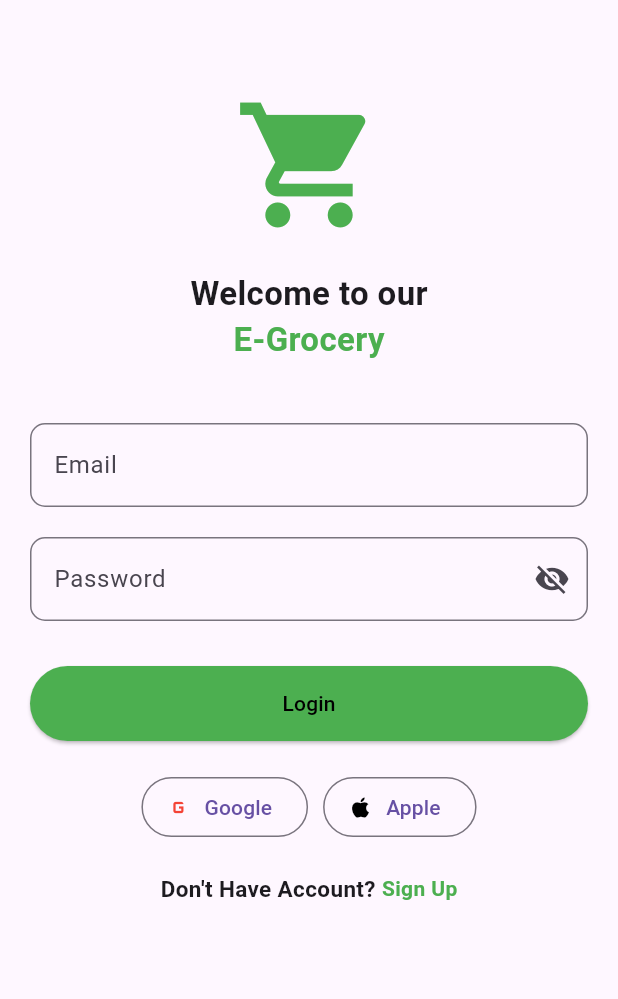
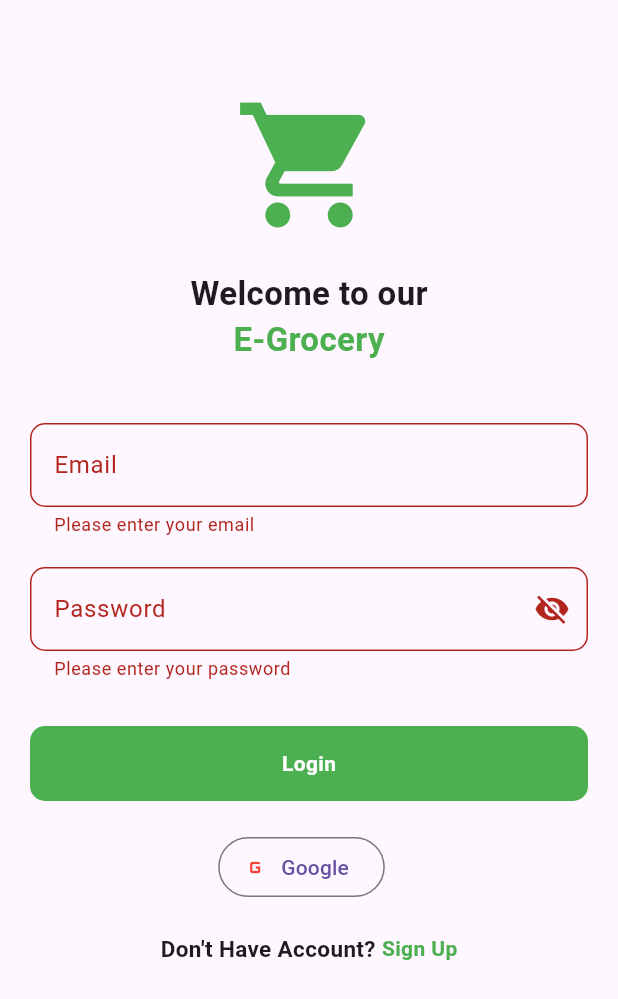
Before and after one commit to janaelmorshedy20/Smart-Grocery-Mobile-App, a Flutter app: the LoginScreen2 screen opened by its route, after a tap on "Login", on a phone screen of 412 x 824 dp. Shown: the top 999 px of the screen. Run offline on Flutter 3.47's test engine with Material 3 defaults, Android fonts, the phone set to English and light mode, and no system bars; our stand-ins replace firebase_auth, firebase_core; accounts and stored records are empty.

Commit message:
login auth

```diff
--- a/lib/Login2.dart
+++ b/lib/Login2.dart
@@ -1,5 +1,9 @@
+import 'package:firebase_auth/firebase_auth.dart';
+import 'package:firebase_core/firebase_core.dart';
 import 'package:flutter/material.dart';
-import 'package:smartgrocery/Signup.dart';
+import 'package:smartgrocery/signup.dart';
+import 'package:smartgrocery/welcomescreen.dart';
+// import 'package:google_sign_in/google_sign_in.dart';
 
 class LoginScreen2 extends StatefulWidget {
   const LoginScreen2({Key? key}) : super(key: key);
@@ -11,12 +15,62 @@ class LoginScreen2 extends StatefulWidget {
 class _LoginScreenV2State extends State<LoginScreen2> {
   bool _obscurePassword = true;
 
+  GlobalKey<FormState> formstate = GlobalKey<FormState>();
+
+  final _emailController = TextEditingController();
+  final _passwordController = TextEditingController();
+
+  Future login() async {
+    try {
+      // Attempt to sign in with the provided email and password
+      await FirebaseAuth.instance.signInWithEmailAndPassword(
+        email: _emailController.text.trim(),
+        password: _passwordController.text.trim(),
+      );
+
+      // Navigate to home screen or dashboard after successful login
+      Navigator.pushReplacement(
+        context,
+        MaterialPageRoute(builder: (context) => WelcomeScreen()), // Replace with your actual home/dashboard screen
+      );
+    } on FirebaseAuthException catch (e) {
+      // Handle login errors (e.g., invalid email or password)
+      String errorMessage = '';
+
+      // In case of other errors, handle them here
+      if (e.code != 'user-not-found' && e.code != 'wrong-password') {
+        ScaffoldMessenger.of(context).showSnackBar(
+          SnackBar(
+            content: Text('Wrong email or password.'),
+            backgroundColor: Colors.red,
+          ),
+        );
+      }
+    }
+  }
+
+  // final GoogleSignIn _googleSignIn = GoogleSignIn();
+
+//   Future<void> signInWithGoogle() async {
+//           GoogleSignInAccount? googleSignInAccount= await _googleSignIn.signIn();
+//           if(googleSignInAccount!=null){
+//             print('succeffly :{googleSignInAccount.email}');
+
+//           }
+//           else{
+//             print('no');
+//           }
+
+// }
+
   @override
   Widget build(BuildContext context) {
     return Scaffold(
       body: Padding(
         padding: const EdgeInsets.all(20.0),
         child: SingleChildScrollView(
+          child: Form(
+            key: formstate, // The Form should have the GlobalKey<FormState>
             child: Column(
               mainAxisAlignment: MainAxisAlignment.center,
               children: [
@@ -43,17 +97,25 @@ class _LoginScreenV2State extends State<LoginScreen2> {
                   ),
                 ),
                 const SizedBox(height: 40),
-              TextField(
-                keyboardType: TextInputType.emailAddress,
+                TextFormField(
+                  controller: _emailController,
+                  // keyboardType: TextInputType.emailAddress,
                   decoration: InputDecoration(
                     labelText: 'Email',
                     border: OutlineInputBorder(
                       borderRadius: BorderRadius.circular(10),
                     ),
                   ),
+                  validator: (value) {
+                    if (value == null || value.isEmpty) {
+                      return "Please enter your email";
+                    }
+                    return null;
+                  },
                 ),
                 const SizedBox(height: 20),
-              TextField(
+                TextFormField(
+                  controller: _passwordController,
                   obscureText: _obscurePassword,
                   decoration: InputDecoration(
                     labelText: 'Password',
@@ -62,7 +124,9 @@ class _LoginScreenV2State extends State<LoginScreen2> {
                     ),
                     suffixIcon: IconButton(
                       icon: Icon(
-                      _obscurePassword ? Icons.visibility_off : Icons.visibility,
+                        _obscurePassword
+                            ? Icons.visibility_off
+                            : Icons.visibility,
                       ),
                       onPressed: () {
                         setState(() {
@@ -71,52 +135,84 @@ class _LoginScreenV2State extends State<LoginScreen2> {
                       },
                     ),
                   ),
+                  validator: (value) {
+                    if (value == null || value.isEmpty) {
+                      return "Please enter your password";
+                    }
+                    return null;
+                  },
                 ),
                 const SizedBox(height: 10),
+                // Uncomment and implement the forget password button if needed
                 // Align(
                 //   alignment: Alignment.centerRight,
                 //   child: TextButton(
                 //     onPressed: () {},
-              //     child: const Text('Forget Password?',
-              //         style: TextStyle(color: Colors.green)),
+                //     child: const Text('Forget Password?'),
                 //   ),
                 // ),
                 const SizedBox(height: 20),
-              ElevatedButton(
-                style: ElevatedButton.styleFrom(
-                  backgroundColor: Colors.green,
-                  minimumSize: const Size(double.infinity, 50),
+                GestureDetector(
+                  onTap: () {
+
+                    // login btn
+                    if (formstate.currentState!.validate()) {
+                      print("Valid");
+                      login();
+                    } else {
+                      print("Not valid");
+                    }
+                  },
+                  child: Container(
+                    width: double.infinity,
+                    height: 50,
+                    decoration: BoxDecoration(
+                      color: Colors.green,
+                      borderRadius: BorderRadius.circular(10),
                     ),
-                onPressed: () {},
-                child: const Text('Login', style: TextStyle(color:Colors.black))
+                    alignment: Alignment.center,
+                    child: const Text(
+                      'Login',
+                      style: TextStyle(
+                        color: Colors.white,
+                        fontWeight: FontWeight.bold,
+                      ),
+                    ),
+                  ),
                 ),
                 const SizedBox(height: 20),
                 Row(
                   mainAxisAlignment: MainAxisAlignment.center,
                   children: [
                     OutlinedButton.icon(
-                    onPressed: () {},
+                      onPressed: () {
+                        //  signInWithGoogle();
+                      },
                       icon: const Icon(Icons.g_mobiledata, color: Colors.red),
                       label: const Text('Google'),
                     ),
                     const SizedBox(width: 10),
-                  OutlinedButton.icon(
-                    onPressed: () {},
-                    icon: const Icon(Icons.apple, color: Colors.black),
-                    label: const Text('Apple'),
-                  ),
+                    // OutlinedButton.icon(
+                    //   onPressed: () {},
+                    //   icon: const Icon(Icons.apple, color: Colors.black),
+                    //   label: const Text('Apple'),
+                    // ),
                   ],
                 ),
                 const SizedBox(height: 20),
                 Row(
                   mainAxisAlignment: MainAxisAlignment.center,
                   children: [
-                  const Text("Don't Have Account? ", style: TextStyle(fontWeight: FontWeight.bold , fontSize: 15)),
+                    const Text("Don't Have Account? ",
+                        style: TextStyle(
+                            fontWeight: FontWeight.bold, fontSize: 15)),
                     GestureDetector(
                       onTap: () {
-                     Navigator.push(context,MaterialPageRoute(builder:(context)=>const SignUpScreen()),
-                  );
-                  }, // Navigate to Sign Up Screen
+                        Navigator.push(
+                            context,
+                            MaterialPageRoute(
+                                builder: (context) => const SignUpScreen()));
+                      },
                       child: const Text(
                         'Sign Up',
                         style: TextStyle(
@@ -131,6 +227,7 @@ class _LoginScreenV2State extends State<LoginScreen2> {
             ),
           ),
         ),
+      ),
     );
   }
 }
```
Also changed, not shown: lib/Login1.dart (+69 -69 lines). Lines whose indentation alone changed are shown as unchanged.
